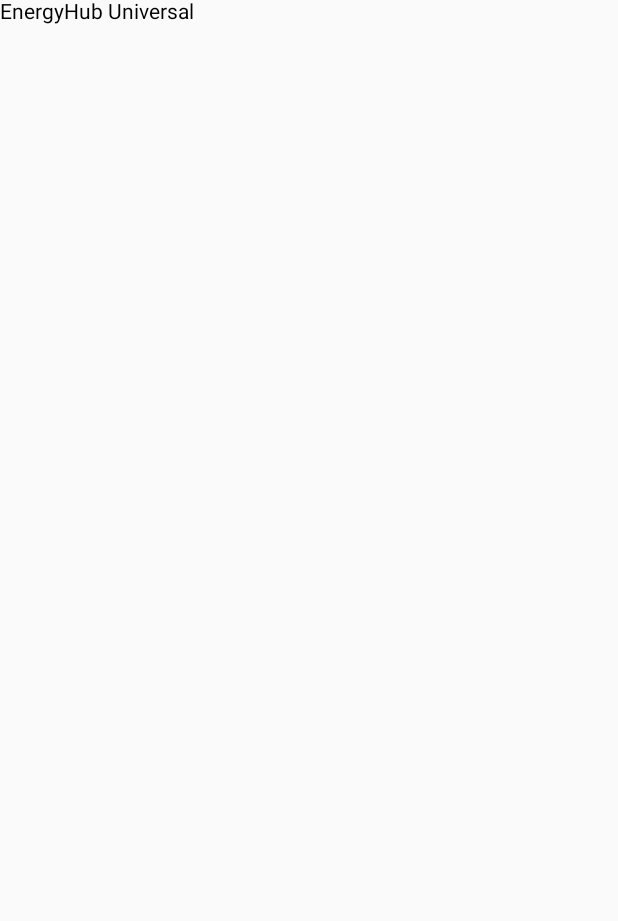
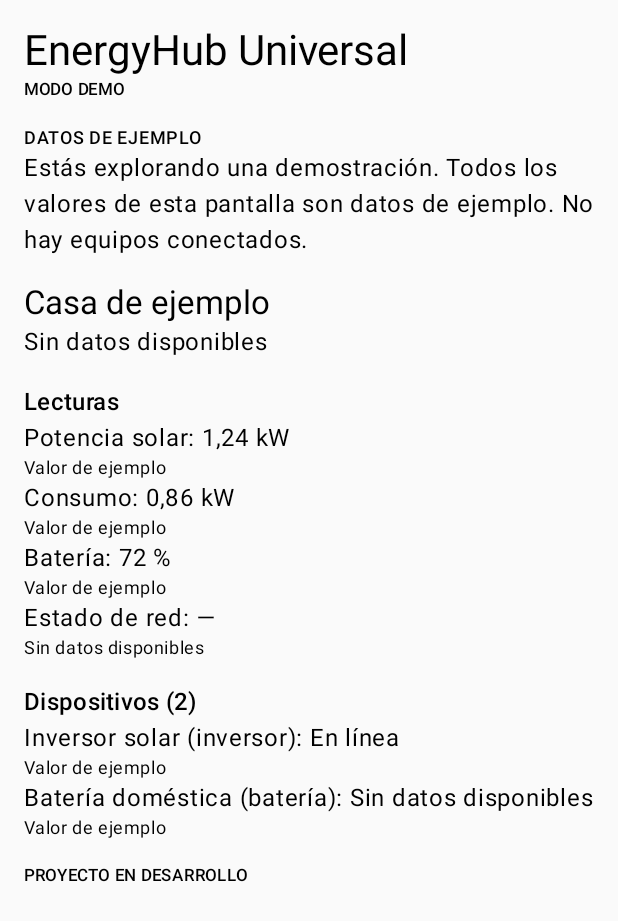
Before and after one commit to kr4t3rdev/energyhub-universal, an Android app built with Jetpack Compose: the screen it shows after launch (MainActivity), on a phone screen of 412 x 824 dp. Before the commit the part shown is almost empty. Shown: the top 921 px of the screen. Run offline under Robolectric (Android 15) with nearby library versions, the phone set to English and light mode, and no system bars.

Commit message:
feat(android): vista general demo con lecturas y dispositivos de ejemplo

```diff
--- a/apps/android/app/src/main/java/com/energyhub/universal/MainActivity.kt
+++ b/apps/android/app/src/main/java/com/energyhub/universal/MainActivity.kt
@@ -1,8 +1,72 @@
 package com.energyhub.universal
+
 import android.os.Bundle
 import androidx.activity.ComponentActivity
 import androidx.activity.compose.setContent
+import androidx.compose.foundation.layout.Column
+import androidx.compose.foundation.layout.Spacer
+import androidx.compose.foundation.layout.fillMaxSize
+import androidx.compose.foundation.layout.height
+import androidx.compose.foundation.layout.padding
+import androidx.compose.foundation.rememberScrollState
+import androidx.compose.foundation.verticalScroll
+import androidx.compose.material3.MaterialTheme
 import androidx.compose.material3.Text
+import androidx.compose.ui.Modifier
+import androidx.compose.ui.unit.dp
+import com.energyhub.universal.site.deviceStatusLabel
+import com.energyhub.universal.site.exampleSite
+import com.energyhub.universal.site.formatReading
+import com.energyhub.universal.site.hasDevices
+
 class MainActivity : ComponentActivity() {
-    override fun onCreate(savedInstanceState: Bundle?) { super.onCreate(savedInstanceState); setContent { Text("EnergyHub Universal") } }
+    override fun onCreate(savedInstanceState: Bundle?) {
+        super.onCreate(savedInstanceState)
+        setContent {
+            MaterialTheme {
+                val site = exampleSite
+                Column(
+                    modifier = Modifier
+                        .fillMaxSize()
+                        .verticalScroll(rememberScrollState())
+                        .padding(16.dp),
+                ) {
+                    Text("EnergyHub Universal", style = MaterialTheme.typography.headlineMedium)
+                    Text("MODO DEMO", style = MaterialTheme.typography.labelSmall)
+                    Spacer(modifier = Modifier.height(16.dp))
+                    Text("DATOS DE EJEMPLO", style = MaterialTheme.typography.labelMedium)
+                    Text(
+                        "Est\u00e1s explorando una demostraci\u00f3n. " +
+                            "Todos los valores de esta pantalla son datos de ejemplo. " +
+                            "No hay equipos conectados.",
+                    )
+                    Spacer(modifier = Modifier.height(16.dp))
+                    Text(site.name, style = MaterialTheme.typography.titleLarge)
+                    Text(site.updatedAt ?: "Sin datos disponibles")
+                    Spacer(modifier = Modifier.height(16.dp))
+                    Text("Lecturas", style = MaterialTheme.typography.titleMedium)
+                    for (reading in site.readings) {
+                        Text("${reading.label}: ${formatReading(reading.value, reading.unit)}")
+                        Text(reading.note, style = MaterialTheme.typography.bodySmall)
+                    }
+                    Spacer(modifier = Modifier.height(16.dp))
+                    Text("Dispositivos (${site.devices.size})", style = MaterialTheme.typography.titleMedium)
+                    if (hasDevices(site.devices)) {
+                        for (device in site.devices) {
+                            Text("${device.name} (${device.kind}): ${deviceStatusLabel(device)}")
+                            Text(device.note, style = MaterialTheme.typography.bodySmall)
+                        }
+                    } else {
+                        Text("A\u00fan no hay dispositivos")
+                        Text(
+                            "Cuando la conexi\u00f3n est\u00e9 disponible, aqu\u00ed podr\u00e1s " +
+                                "consultar los equipos de tu instalaci\u00f3n.",
+                        )
+                    }
+                    Spacer(modifier = Modifier.height(16.dp))
+                    Text("PROYECTO EN DESARROLLO", style = MaterialTheme.typography.labelSmall)
+                }
+            }
+        }
+    }
 }
--- /dev/null
+++ b/apps/android/app/src/main/java/com/energyhub/universal/site/SiteOverview.kt
@@ -0,0 +1,47 @@
+package com.energyhub.universal.site
+
+/** Lectura de una instalacion; value null significa sin datos, nunca cero. */
+data class Reading(
+    val label: String,
+    val value: Double?,
+    val unit: String,
+    val icon: String,
+    val note: String,
+    /** ISO 8601 del momento de la medida, o null si no hay dato. */
+    val measuredAt: String?,
+)
+
+data class DeviceSummary(
+    val id: String,
+    val name: String,
+    val kind: String,
+    /** Estado del equipo, o null si no hay dato. */
+    val status: String?,
+    /** Nota de presentacion; en la fixture siempre es "Valor de ejemplo". */
+    val note: String,
+)
+
+data class SiteOverview(
+    val name: String,
+    /** ISO 8601 de la ultima actualizacion real, o null si nunca hubo datos. */
+    val updatedAt: String?,
+    val readings: List<Reading>,
+    val devices: List<DeviceSummary>,
+)
+
+// Valores sinteticos; esta fixture no es una integracion de dispositivo ni de API.
+// Mismos datos y textos que apps/web/app/site/example.ts.
+val exampleSite: SiteOverview = SiteOverview(
+    name = "Casa de ejemplo",
+    updatedAt = null,
+    readings = listOf(
+        Reading("Potencia solar", 1.24, "kW", "\u2600", "Valor de ejemplo", null),
+        Reading("Consumo", 0.86, "kW", "\u2197", "Valor de ejemplo", null),
+        Reading("Bater\u00eda", 72.0, "%", "\u25e7", "Valor de ejemplo", null),
+        Reading("Estado de red", null, "", "\u2301", "Sin datos disponibles", null),
+    ),
+    devices = listOf(
+        DeviceSummary("dev-inversor-1", "Inversor solar", "inversor", "En l\u00ednea", "Valor de ejemplo"),
+        DeviceSummary("dev-bateria-1", "Bater\u00eda dom\u00e9stica", "bater\u00eda", null, "Valor de ejemplo"),
+    ),
+)
--- /dev/null
+++ b/apps/android/app/src/main/java/com/energyhub/universal/site/SitePresentation.kt
@@ -0,0 +1,22 @@
+package com.energyhub.universal.site
+
+import java.text.NumberFormat
+import java.util.Locale
+
+/** Valor con unidad en espanol, o "—" si no hay dato. Nunca se infiere un valor. */
+fun formatReading(value: Double?, unit: String): String {
+    if (value == null || !value.isFinite()) return "\u2014"
+    val formatted = NumberFormat.getInstance(Locale("es")).apply {
+        maximumFractionDigits = 2
+    }.format(value)
+    return if (unit.isNotEmpty()) "$formatted $unit" else formatted
+}
+
+/** Etiqueta de estado de un dispositivo, sin inventar datos. */
+fun deviceStatusLabel(device: DeviceSummary): String {
+    val status = device.status?.trim()
+    return if (status.isNullOrEmpty()) "Sin datos disponibles" else status
+}
+
+/** Indica si hay al menos un dispositivo que mostrar. */
+fun hasDevices(devices: List<DeviceSummary>): Boolean = devices.isNotEmpty()
```
Also changed, not shown: 5 other files.
